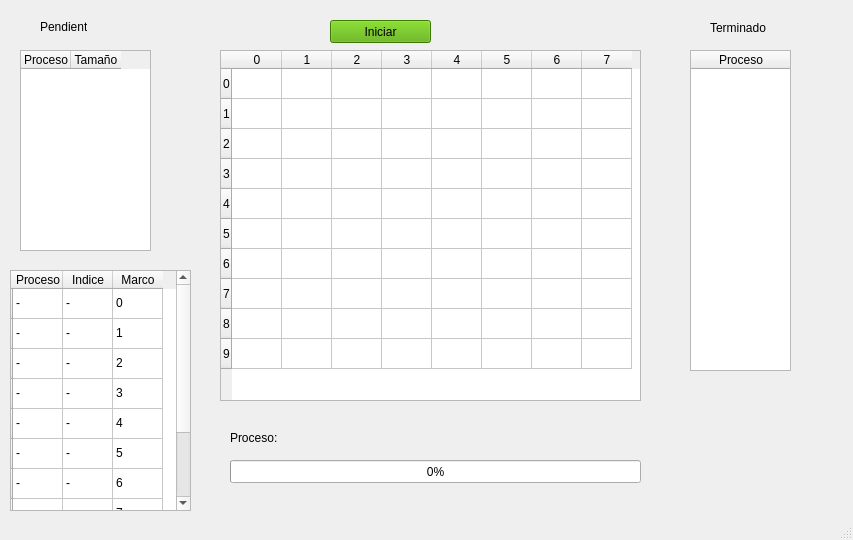
Above: prueba.ui from diegoivan1987/practicasSSO before the change. Below: the same form after it.
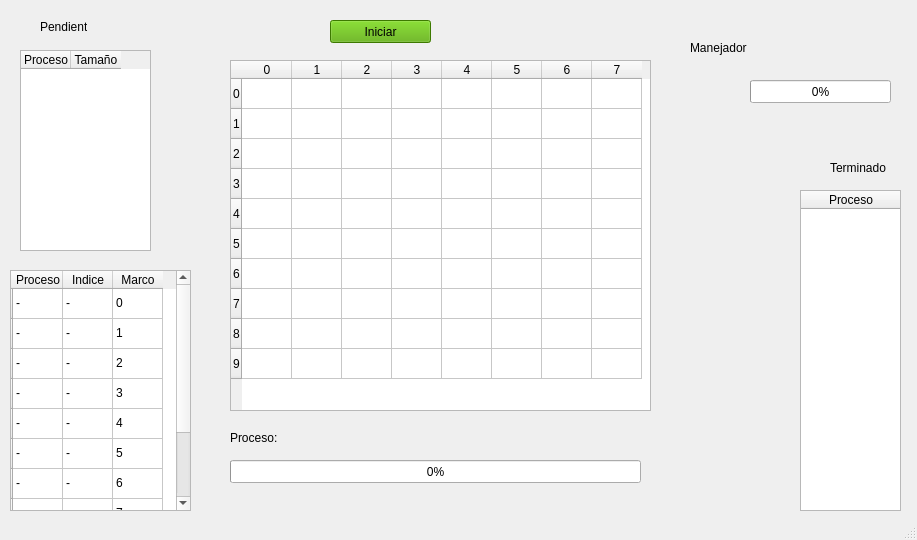
That is the form after the change.

Commit message: se creo la clase manejador, pero causa errores de desfase, no se porque, tambien hay problemas al evitar quitar el principio el proceso 2 de la tabla de pendientes

```diff
--- a/prueba.ui
+++ b/prueba.ui
@@ -6,7 +6,7 @@
    <rect>
     <x>0</x>
     <y>0</y>
-    <width>853</width>
+    <width>917</width>
     <height>540</height>
    </rect>
   </property>
@@ -17,8 +17,8 @@
    <widget class="QTableWidget" name="tablaMemoria">
     <property name="geometry">
      <rect>
-      <x>220</x>
-      <y>50</y>
+      <x>230</x>
+      <y>60</y>
       <width>421</width>
       <height>351</height>
      </rect>
@@ -168,8 +168,8 @@
    <widget class="QTableWidget" name="tablaTerminados">
     <property name="geometry">
      <rect>
-      <x>690</x>
-      <y>50</y>
+      <x>800</x>
+      <y>190</y>
       <width>101</width>
       <height>321</height>
      </rect>
@@ -196,8 +196,8 @@
    <widget class="QLabel" name="label_2">
     <property name="geometry">
      <rect>
-      <x>710</x>
-      <y>20</y>
+      <x>830</x>
+      <y>160</y>
       <width>61</width>
       <height>16</height>
      </rect>
@@ -460,6 +460,45 @@
      <string>Proceso:</string>
     </property>
    </widget>
+   <widget class="QLabel" name="lbManejador">
+    <property name="geometry">
+     <rect>
+      <x>690</x>
+      <y>40</y>
+      <width>61</width>
+      <height>16</height>
+     </rect>
+    </property>
+    <property name="text">
+     <string>Manejador</string>
+    </property>
+   </widget>
+   <widget class="QProgressBar" name="barraControlador">
+    <property name="geometry">
+     <rect>
+      <x>750</x>
+      <y>80</y>
+      <width>141</width>
+      <height>23</height>
+     </rect>
+    </property>
+    <property name="value">
+     <number>0</number>
+    </property>
+   </widget>
+   <widget class="QLabel" name="lbInstruccion">
+    <property name="geometry">
+     <rect>
+      <x>770</x>
+      <y>60</y>
+      <width>61</width>
+      <height>16</height>
+     </rect>
+    </property>
+    <property name="text">
+     <string/>
+    </property>
+   </widget>
   </widget>
   <widget class="QStatusBar" name="statusbar"/>
  </widget>
```
The commit also changes 7 other files.
